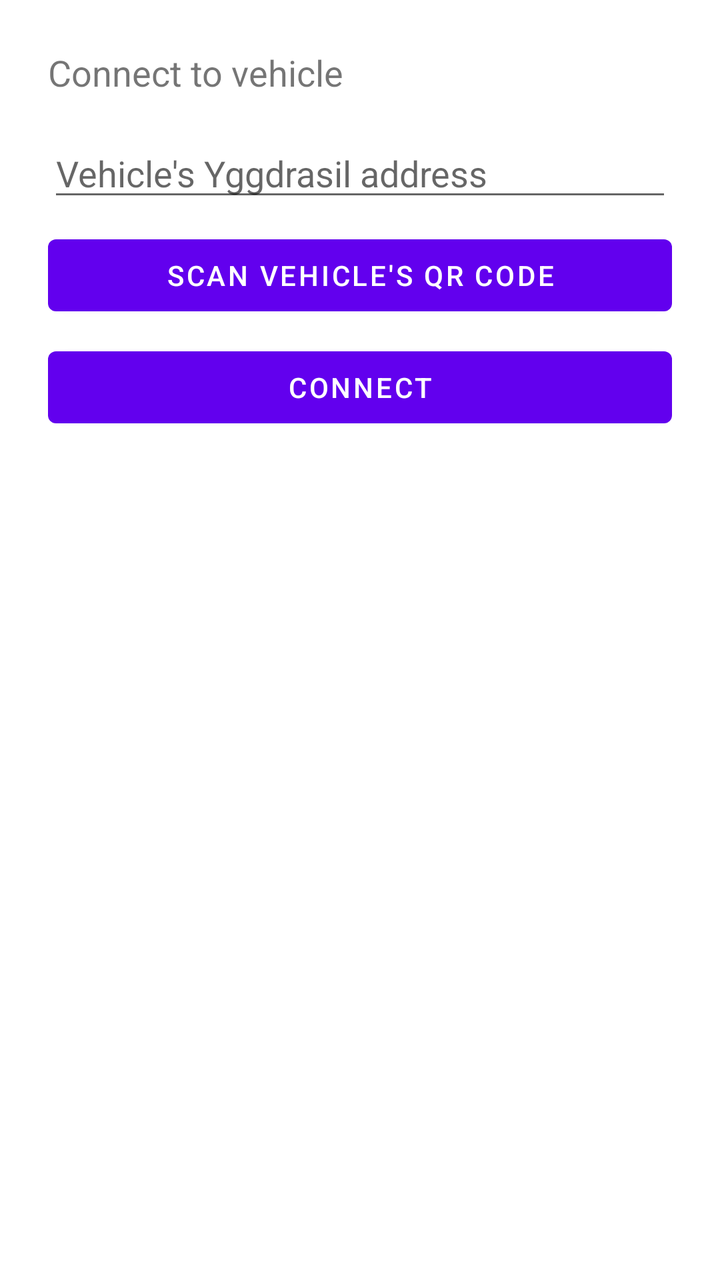
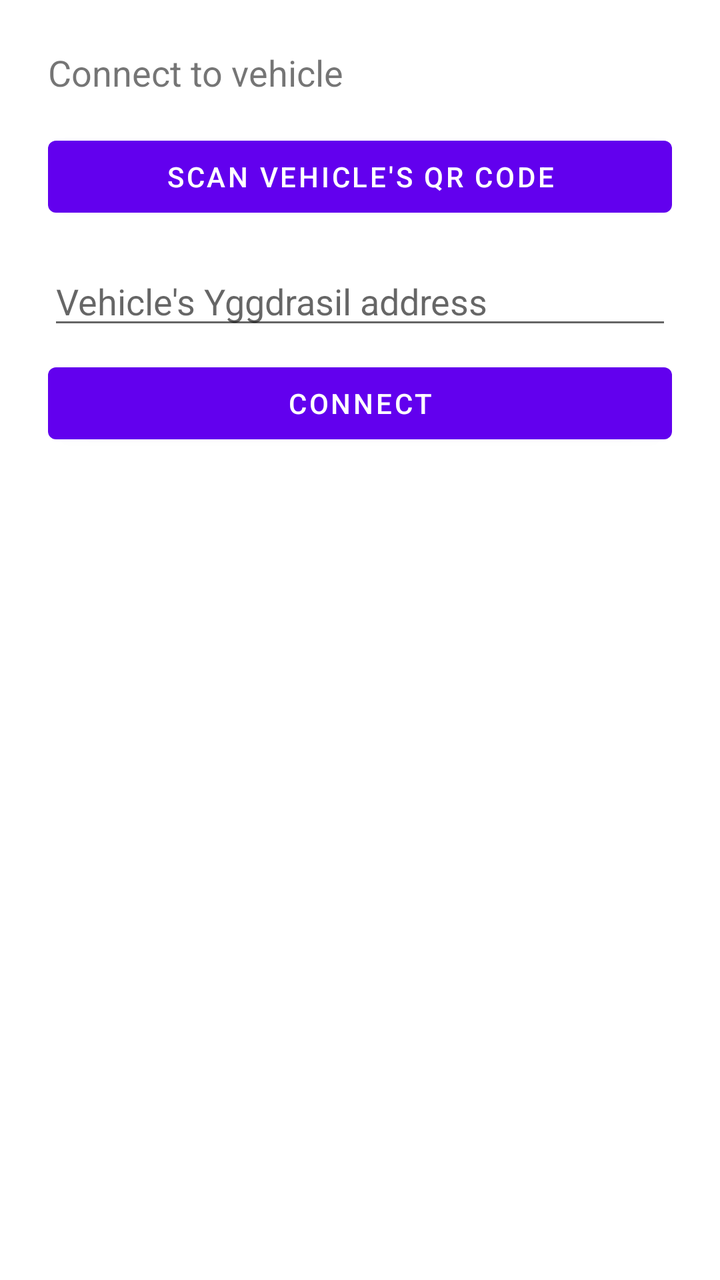

Compare the two renders of this Android layout. The source of the first and the diff that turns it into the second are given below.
<!-- AndroidManifest.xml: application theme Theme.RcVehicle -->
<!-- res/layout/activity_controller.xml -->
<?xml version="1.0" encoding="utf-8"?>
<ScrollView xmlns:android="http://schemas.android.com/apk/res/android"
    android:layout_width="match_parent"
    android:layout_height="match_parent"
    android:fitsSystemWindows="true">

<LinearLayout
    android:layout_width="match_parent"
    android:layout_height="wrap_content"
    android:orientation="vertical"
    android:padding="24dp">

    <TextView
        android:layout_width="wrap_content"
        android:layout_height="wrap_content"
        android:text="@string/controller_setup_title"
        android:textSize="18sp"
        android:layout_marginBottom="16dp" />

    <EditText
        android:id="@+id/editVehicleAddress"
        android:layout_width="match_parent"
        android:layout_height="wrap_content"
        android:hint="@string/controller_vehicle_address_hint"
        android:inputType="text" />

    <Button
        android:id="@+id/buttonScanQr"
        android:layout_width="match_parent"
        android:layout_height="wrap_content"
        android:layout_marginTop="8dp"
        android:text="@string/controller_scan_qr" />

    <Button
        android:id="@+id/buttonConnectRtc"
        android:layout_width="match_parent"
        android:layout_height="wrap_content"
        android:layout_marginTop="8dp"
        android:text="@string/controller_connect" />

</LinearLayout>
</ScrollView>
<!-- resources referenced by this layout -->
<resources>
  <string name="controller_connect">Connect</string>
  <string name="controller_scan_qr">Scan vehicle\'s QR code</string>
  <string name="controller_setup_title">Connect to vehicle</string>
  <string name="controller_vehicle_address_hint">Vehicle\'s Yggdrasil address</string>
  <style name="Theme.RcVehicle" parent="Theme.MaterialComponents.DayNight.NoActionBar" />
</resources>

<!-- the commit's change to res/layout/activity_controller.xml (unified diff, before → after) -->
@@ -17,26 +17,36 @@
         android:textSize="18sp"
         android:layout_marginBottom="16dp" />
 
-    <EditText
-        android:id="@+id/editVehicleAddress"
-        android:layout_width="match_parent"
-        android:layout_height="wrap_content"
-        android:hint="@string/controller_vehicle_address_hint"
-        android:inputType="text" />
-
+    
     <Button
         android:id="@+id/buttonScanQr"
         android:layout_width="match_parent"
         android:layout_height="wrap_content"
-        android:layout_marginTop="8dp"
         android:text="@string/controller_scan_qr" />
 
-    <Button
-        android:id="@+id/buttonConnectRtc"
+    
+    <LinearLayout
+        android:id="@+id/debugSection"
         android:layout_width="match_parent"
         android:layout_height="wrap_content"
-        android:layout_marginTop="8dp"
-        android:text="@string/controller_connect" />
+        android:orientation="vertical">
+
+        <EditText
+            android:id="@+id/editVehicleAddress"
+            android:layout_width="match_parent"
+            android:layout_height="wrap_content"
+            android:layout_marginTop="16dp"
+            android:hint="@string/controller_vehicle_address_hint"
+            android:inputType="text" />
+
+        <Button
+            android:id="@+id/buttonConnectRtc"
+            android:layout_width="match_parent"
+            android:layout_height="wrap_content"
+            android:layout_marginTop="8dp"
+            android:text="@string/controller_connect" />
+
+    </LinearLayout>
 
 </LinearLayout>
 </ScrollView>
